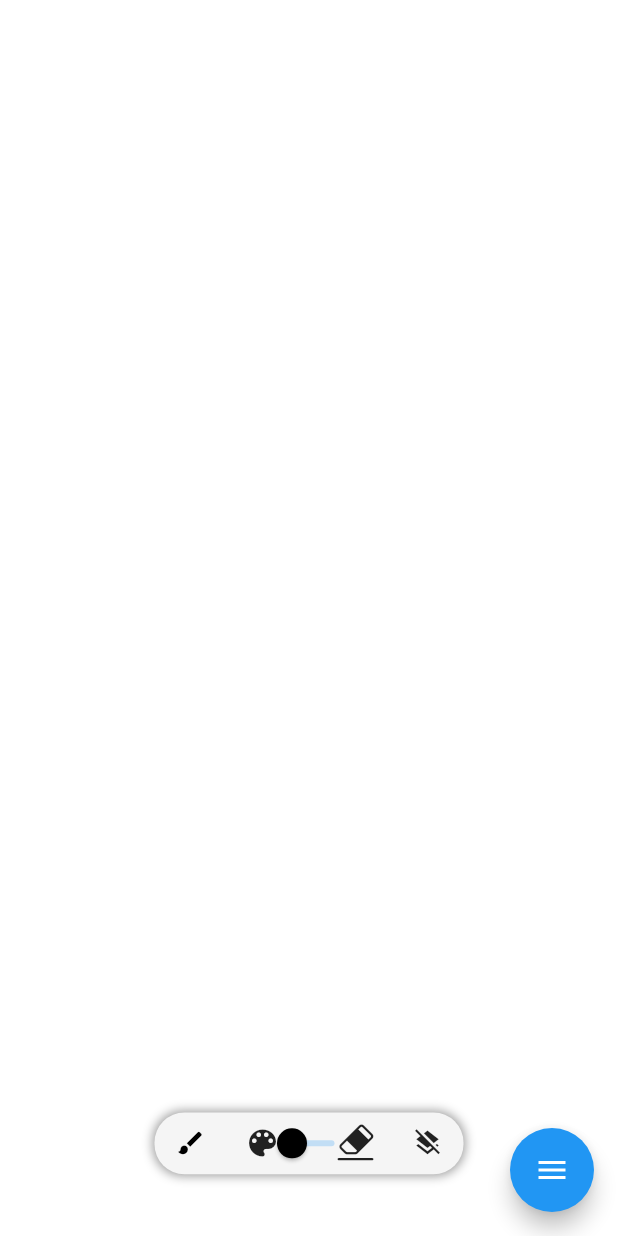
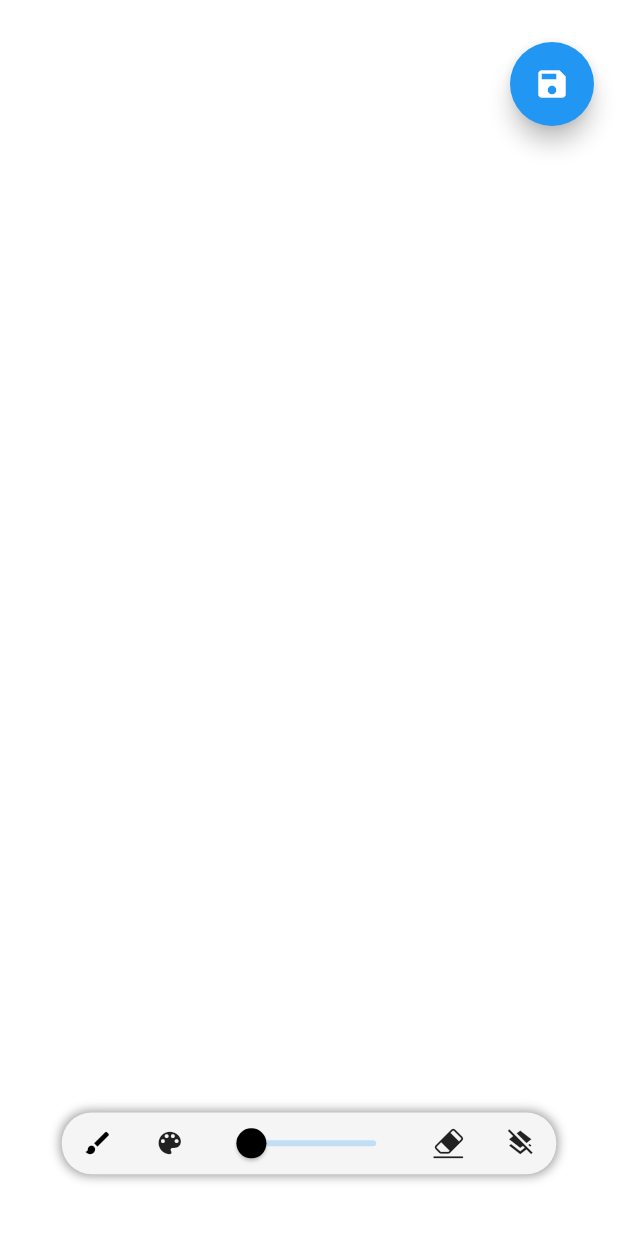
Before and after one commit to HassanFathi100/paint-app, a Flutter app: the screen it shows after launch, on a phone screen of 412 x 824 dp. Run offline on Flutter 3.47's test engine with Material 2 defaults, Android fonts, the phone set to English and light mode, and no system bars; drawn by our look-alikes of flutter_speed_dial, screenshot; our stand-ins replace flutter_colorpicker, image_gallery_saver, permission_handler.

```diff
--- a/lib/main.dart
+++ b/lib/main.dart
@@ -159,6 +159,10 @@ class _MyHomePageState extends State<MyHomePage> {
 
     return Scaffold(
         extendBodyBehindAppBar: true,
+        appBar: AppBar(
+          backgroundColor: Colors.transparent,
+          elevation: 0,
+        ),
         body: Stack(
           children: <Widget>[
             SizedBox(
@@ -188,11 +192,11 @@ class _MyHomePageState extends State<MyHomePage> {
               ),
             ),
             Positioned(
-            left: width * 0.25,
-            right: width * 0.25,
+              left: width * 0.1,
+              right: width * 0.1,
               bottom: height * 0.05,
               child: Container(
-              width: width * 0.65,
+                width: width * 0.8,
                 height: height * 0.05,
                 decoration: BoxDecoration(
                   color: Colors.grey[100],
@@ -228,14 +232,17 @@ class _MyHomePageState extends State<MyHomePage> {
                       color: Colors.black,
                     ),
                     IconButton(
+                      // Brush color
                       onPressed: () {
                         selectBrushColor();
                       },
-                      icon: Icon(Icons.color_lens)),
+                      icon: Icon(Icons.color_lens),
+                      iconSize: 20,
+                    ),
                     Expanded(
                         child: Slider(
                             min: 1.0,
-                          max: 7.0,
+                            max: 15.0,
                             activeColor: Colors.black,
                             value: strokeWidth,
                             onChanged: (value) {
@@ -252,10 +259,12 @@ class _MyHomePageState extends State<MyHomePage> {
                         });
                       },
                       icon: Icon(MyCustomIcons.eraser_fill),
+                      iconSize: 20,
                     ),
                     IconButton(
                       // Clear Canvas
                       onPressed: () {
+                        eraserFlag = 1;
                         setState(() {
                           points.clear();
                         });
@@ -269,31 +278,16 @@ class _MyHomePageState extends State<MyHomePage> {
             )
           ],
         ),
-      floatingActionButton: SpeedDial(
-        animatedIcon: AnimatedIcons.menu_close,
-        foregroundColor: Colors.white,
-        // backgroundColor: Color.fromARGB(255, 255, 255, 255),
-
-        children: [
-          SpeedDialChild(
-              // Load photo
-              // backgroundColor: Color.fromARGB(255, 155, 40, 200),
-              // foregroundColor: Colors.white,
-              child: Icon(Icons.upload_file)),
-          SpeedDialChild(
-              // Save Painting
-              // backgroundColor: Color.fromARGB(255, 155, 40, 200),
-              // foregroundColor: Colors.white,
-              label: 'Save Painting',
+        floatingActionButton: FloatingActionButton(
             child: Icon(Icons.save),
-              onTap: () async {
+            onPressed: () async {
               final paintingImage = await widgetImageController.capture();
 
               if (paintingImage == null) return;
               await saveImage(paintingImage);
-              })
-        ],
-      ),
+            }),
+        floatingActionButtonLocation: FloatingActionButtonLocation.endTop
+
         );
   }
 }
```
Also changed, not shown: assets/logo.png, 24 other files. Lines whose indentation alone changed are shown as unchanged.
